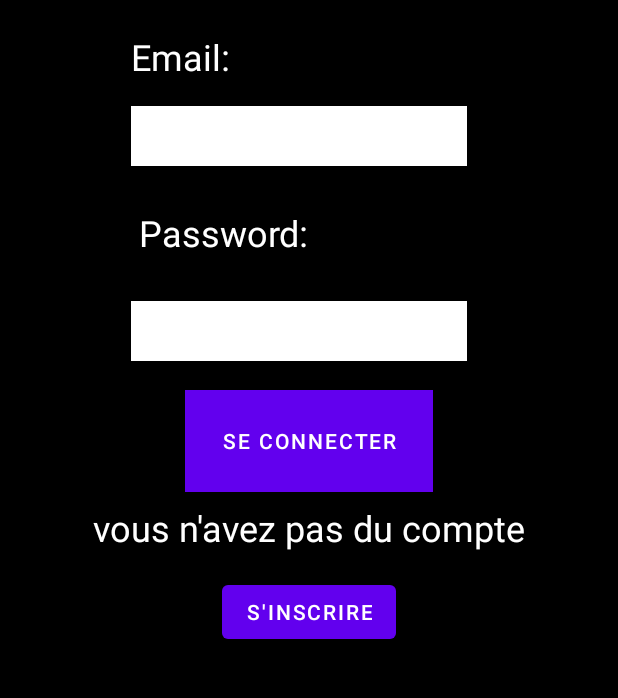
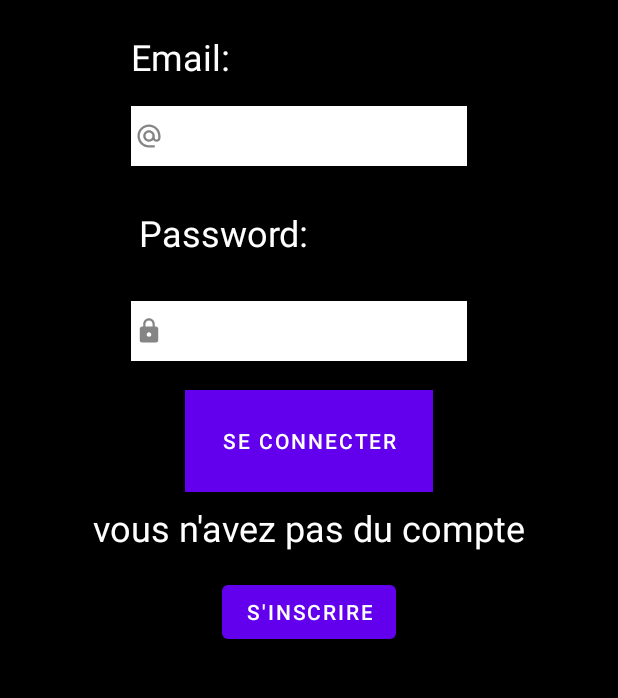
Before and after one commit to Youness-JABAR/FEE_Project, an Android app: the Login screen opened directly, with no data from a screen before it, on a phone screen of 412 x 824 dp, the part 507-1205 px from its top. Run offline under Robolectric (Android 15) with nearby library versions, the phone set to English and light mode, and no system bars.

Commit message:
ajout_icone

```diff
--- /dev/null
+++ b/app/src/main/res/drawable-anydpi/ic_action_email.xml
@@ -0,0 +1,16 @@
+<vector xmlns:android="http://schemas.android.com/apk/res/android"
+    android:width="24dp"
+    android:height="24dp"
+    android:viewportWidth="24"
+    android:viewportHeight="24"
+    android:tint="#333333"
+    android:alpha="0.6">
+  <group android:scaleX="0.7692308"
+      android:scaleY="0.7692308"
+      android:translateX="2.7692308"
+      android:translateY="2.7692308">
+    <path
+        android:fillColor="@android:color/white"
+        android:pathData="M12,2C6.48,2 2,6.48 2,12s4.48,10 10,10h5v-2h-5c-4.34,0 -8,-3.66 -8,-8s3.66,-8 8,-8 8,3.66 8,8v1.43c0,0.79 -0.71,1.57 -1.5,1.57s-1.5,-0.78 -1.5,-1.57L17,12c0,-2.76 -2.24,-5 -5,-5s-5,2.24 -5,5 2.24,5 5,5c1.38,0 2.64,-0.56 3.54,-1.47 0.65,0.89 1.77,1.47 2.96,1.47 1.97,0 3.5,-1.6 3.5,-3.57L22,12c0,-5.52 -4.48,-10 -10,-10zM12,15c-1.66,0 -3,-1.34 -3,-3s1.34,-3 3,-3 3,1.34 3,3 -1.34,3 -3,3z"/>
+  </group>
+</vector>
--- /dev/null
+++ b/app/src/main/res/drawable-anydpi/ic_action_pass.xml
@@ -0,0 +1,16 @@
+<vector xmlns:android="http://schemas.android.com/apk/res/android"
+    android:width="24dp"
+    android:height="24dp"
+    android:viewportWidth="24"
+    android:viewportHeight="24"
+    android:tint="#333333"
+    android:alpha="0.6">
+  <group android:scaleX="0.7692308"
+      android:scaleY="0.7692308"
+      android:translateX="2.7692308"
+      android:translateY="2.7692308">
+    <path
+        android:fillColor="@android:color/white"
+        android:pathData="M18,8h-1L17,6c0,-2.76 -2.24,-5 -5,-5S7,3.24 7,6v2L6,8c-1.1,0 -2,0.9 -2,2v10c0,1.1 0.9,2 2,2h12c1.1,0 2,-0.9 2,-2L20,10c0,-1.1 -0.9,-2 -2,-2zM12,17c-1.1,0 -2,-0.9 -2,-2s0.9,-2 2,-2 2,0.9 2,2 -0.9,2 -2,2zM15.1,8L8.9,8L8.9,6c0,-1.71 1.39,-3.1 3.1,-3.1 1.71,0 3.1,1.39 3.1,3.1v2z"/>
+  </group>
+</vector>
--- a/app/src/main/res/layout/activity_login.xml
+++ b/app/src/main/res/layout/activity_login.xml
@@ -14,6 +14,7 @@
         android:background="@color/white"
         android:ems="10"
         android:inputType="textEmailAddress"
+        android:drawableLeft="@drawable/ic_action_email"
         app:layout_constraintBottom_toBottomOf="parent"
         app:layout_constraintEnd_toEndOf="parent"
         app:layout_constraintHorizontal_bias="0.465"
@@ -29,6 +30,7 @@
         android:ems="10"
         android:hapticFeedbackEnabled="false"
         android:inputType="textPassword"
+        android:drawableLeft="@drawable/ic_action_pass"
         app:layout_constraintBottom_toBottomOf="parent"
         app:layout_constraintEnd_toEndOf="parent"
         app:layout_constraintHorizontal_bias="0.465"
```
Also changed, not shown: app/src/main/res/drawable-hdpi/ic_action_email.png (added), app/src/main/res/drawable-hdpi/ic_action_pass.png (added), app/src/main/res/drawable-mdpi/ic_action_email.png (added), app/src/main/res/drawable-mdpi/ic_action_pass.png (added), app/src/main/res/drawable-xhdpi/ic_action_email.png (added), app/src/main/res/drawable-xhdpi/ic_action_pass.png (added), app/src/main/res/drawable-xxhdpi/ic_action_email.png (added), app/src/main/res/drawable-xxhdpi/ic_action_pass.png (added).
